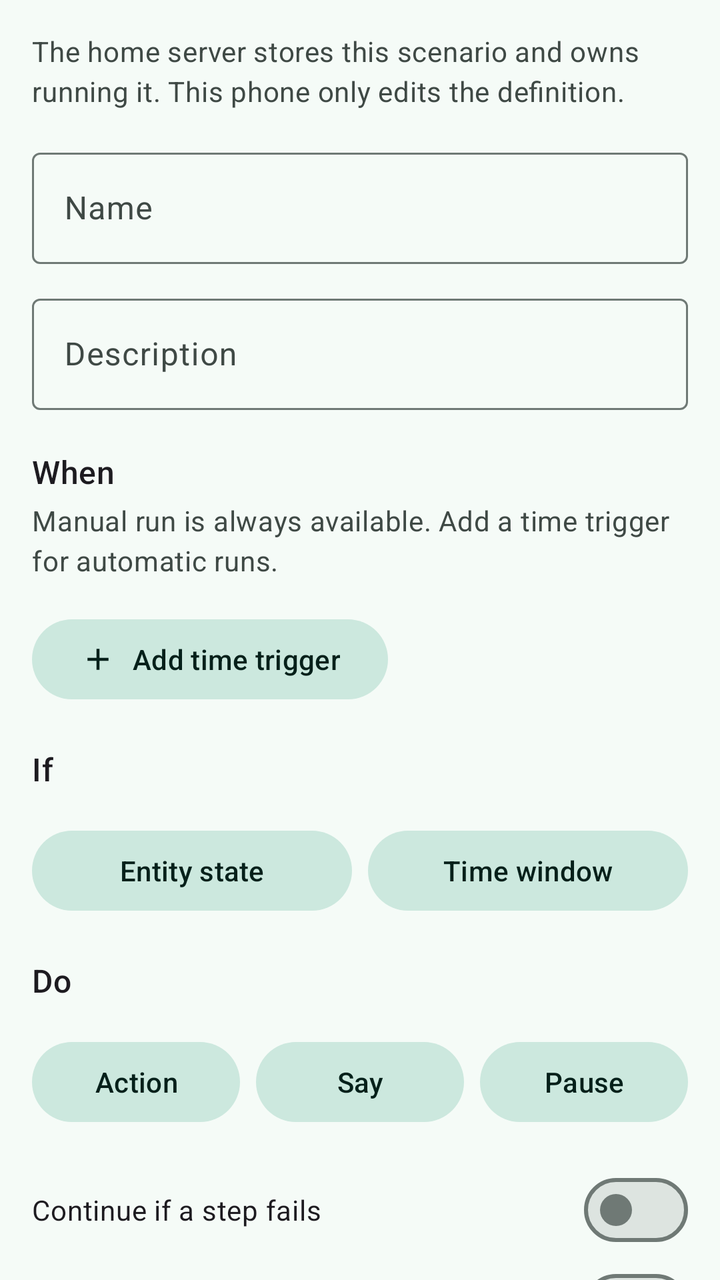
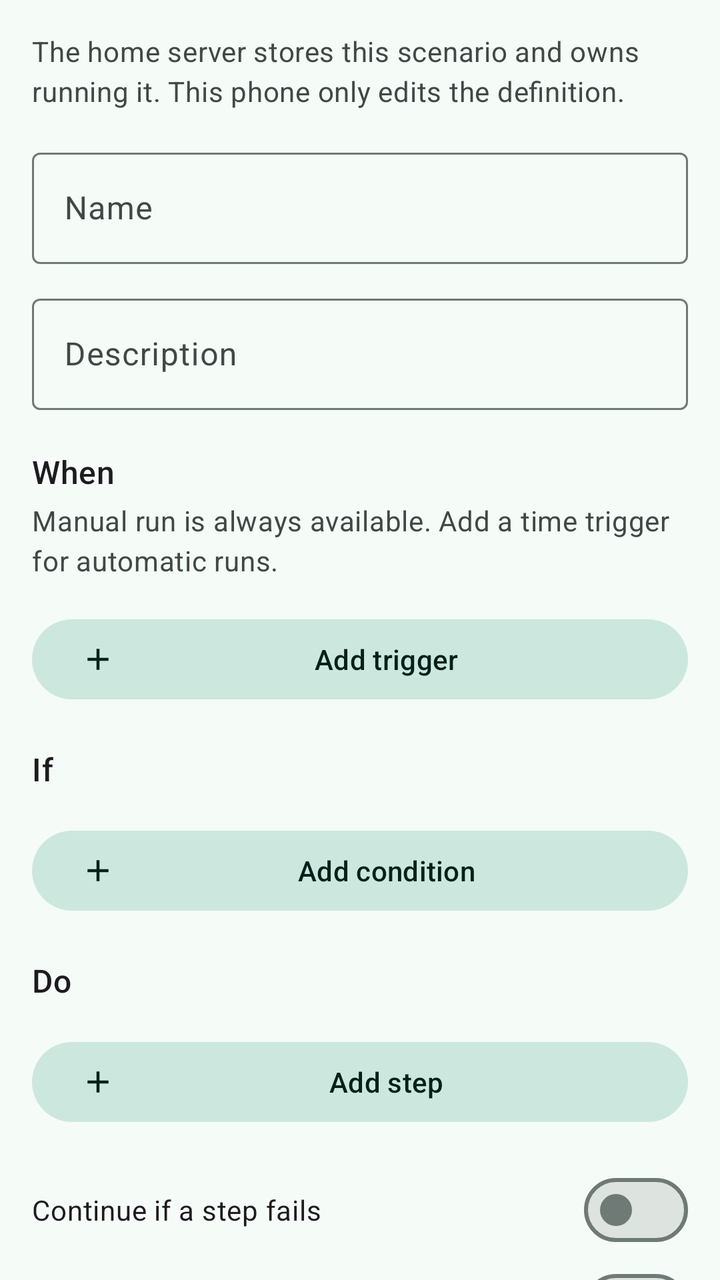

Compare the two renders of this Android layout. The source of the first and the diff that turns it into the second are given below.
<!-- AndroidManifest.xml: another module's application theme Theme.Home -->
<!-- res/layout/fragment_scenario_editor.xml -->
<?xml version="1.0" encoding="utf-8"?>
<androidx.core.widget.NestedScrollView xmlns:android="http://schemas.android.com/apk/res/android"
    xmlns:app="http://schemas.android.com/apk/res-auto"
    android:layout_width="match_parent"
    android:layout_height="match_parent"
    android:fillViewport="true">

    <LinearLayout
        android:layout_width="match_parent"
        android:layout_height="wrap_content"
        android:orientation="vertical"
        android:padding="@dimen/scenarios_screen_margin">

        <TextView
            android:layout_width="match_parent"
            android:layout_height="wrap_content"
            android:text="@string/scenarios_editor_hint"
            android:textAppearance="?attr/textAppearanceBodyMedium"
            android:textColor="?attr/colorOnSurfaceVariant" />

        <TextView
            android:id="@+id/scenario_editor_unsupported"
            android:layout_width="match_parent"
            android:layout_height="wrap_content"
            android:layout_marginTop="12dp"
            android:background="?attr/colorErrorContainer"
            android:padding="12dp"
            android:text="@string/scenarios_editor_unsupported"
            android:textAppearance="?attr/textAppearanceBodyMedium"
            android:textColor="?attr/colorOnErrorContainer"
            android:visibility="gone" />

        <com.google.android.material.textfield.TextInputLayout
            android:layout_width="match_parent"
            android:layout_height="wrap_content"
            android:layout_marginTop="16dp"
            android:hint="@string/scenarios_editor_label"
            style="@style/Widget.Material3.TextInputLayout.OutlinedBox">

            <com.google.android.material.textfield.TextInputEditText
                android:id="@+id/scenario_editor_label"
                android:layout_width="match_parent"
                android:layout_height="wrap_content"
                android:imeOptions="actionNext"
                android:inputType="textCapSentences"
                android:maxLength="200" />
        </com.google.android.material.textfield.TextInputLayout>

        <com.google.android.material.textfield.TextInputLayout
            android:layout_width="match_parent"
            android:layout_height="wrap_content"
            android:layout_marginTop="12dp"
            android:hint="@string/scenarios_editor_description"
            style="@style/Widget.Material3.TextInputLayout.OutlinedBox">

            <com.google.android.material.textfield.TextInputEditText
                android:id="@+id/scenario_editor_description"
                android:layout_width="match_parent"
                android:layout_height="wrap_content"
                android:inputType="textCapSentences|textMultiLine"
                android:maxLines="4" />
        </com.google.android.material.textfield.TextInputLayout>

        <TextView
            android:layout_width="match_parent"
            android:layout_height="wrap_content"
            android:layout_marginTop="20dp"
            android:text="@string/scenarios_editor_when"
            android:textAppearance="?attr/textAppearanceTitleMedium" />

        <TextView
            android:id="@+id/scenario_editor_manual_note"
            android:layout_width="match_parent"
            android:layout_height="wrap_content"
            android:layout_marginTop="4dp"
            android:text="@string/scenarios_editor_manual_note"
            android:textAppearance="?attr/textAppearanceBodyMedium"
            android:textColor="?attr/colorOnSurfaceVariant" />

        <LinearLayout
            android:id="@+id/scenario_editor_triggers"
            android:layout_width="match_parent"
            android:layout_height="wrap_content"
            android:layout_marginTop="8dp"
            android:orientation="vertical" />

        <com.google.android.material.button.MaterialButton
            android:id="@+id/scenario_editor_add_trigger"
            style="@style/Widget.Material3.Button.TonalButton"
            android:layout_width="wrap_content"
            android:layout_height="wrap_content"
            android:layout_marginTop="8dp"
            android:minHeight="48dp"
            android:text="@string/scenarios_editor_add_trigger"
            app:icon="@drawable/scenarios_ic_add" />

        <TextView
            android:layout_width="match_parent"
            android:layout_height="wrap_content"
            android:layout_marginTop="20dp"
            android:text="@string/scenarios_editor_if"
            android:textAppearance="?attr/textAppearanceTitleMedium" />

        <LinearLayout
            android:id="@+id/scenario_editor_conditions"
            android:layout_width="match_parent"
            android:layout_height="wrap_content"
            android:layout_marginTop="8dp"
            android:orientation="vertical" />

        <LinearLayout
            android:layout_width="match_parent"
            android:layout_height="wrap_content"
            android:layout_marginTop="8dp"
            android:orientation="horizontal">

            <com.google.android.material.button.MaterialButton
                android:id="@+id/scenario_editor_add_condition_entity"
                style="@style/Widget.Material3.Button.TonalButton"
                android:layout_width="0dp"
                android:layout_height="wrap_content"
                android:layout_weight="1"
                android:minHeight="48dp"
                android:text="@string/scenarios_editor_add_condition_entity" />

            <com.google.android.material.button.MaterialButton
                android:id="@+id/scenario_editor_add_condition_window"
                style="@style/Widget.Material3.Button.TonalButton"
                android:layout_width="0dp"
                android:layout_height="wrap_content"
                android:layout_marginStart="8dp"
                android:layout_weight="1"
                android:minHeight="48dp"
                android:text="@string/scenarios_editor_add_condition_window" />
        </LinearLayout>

        <TextView
            android:layout_width="match_parent"
            android:layout_height="wrap_content"
            android:layout_marginTop="20dp"
            android:text="@string/scenarios_editor_do"
            android:textAppearance="?attr/textAppearanceTitleMedium" />

        <LinearLayout
            android:id="@+id/scenario_editor_steps"
            android:layout_width="match_parent"
            android:layout_height="wrap_content"
            android:layout_marginTop="8dp"
            android:orientation="vertical" />

        <LinearLayout
            android:layout_width="match_parent"
            android:layout_height="wrap_content"
            android:layout_marginTop="8dp"
            android:orientation="horizontal">

            <com.google.android.material.button.MaterialButton
                android:id="@+id/scenario_editor_add_action"
                style="@style/Widget.Material3.Button.TonalButton"
                android:layout_width="0dp"
                android:layout_height="wrap_content"
                android:layout_weight="1"
                android:minHeight="48dp"
                android:text="@string/scenarios_editor_add_action" />

            <com.google.android.material.button.MaterialButton
                android:id="@+id/scenario_editor_add_speak"
                style="@style/Widget.Material3.Button.TonalButton"
                android:layout_width="0dp"
                android:layout_height="wrap_content"
                android:layout_marginStart="8dp"
                android:layout_weight="1"
                android:minHeight="48dp"
                android:text="@string/scenarios_editor_add_speak" />

            <com.google.android.material.button.MaterialButton
                android:id="@+id/scenario_editor_add_delay"
                style="@style/Widget.Material3.Button.TonalButton"
                android:layout_width="0dp"
                android:layout_height="wrap_content"
                android:layout_marginStart="8dp"
                android:layout_weight="1"
                android:minHeight="48dp"
                android:text="@string/scenarios_editor_add_delay" />
        </LinearLayout>

        <TextView
            android:id="@+id/scenario_editor_catalog_status"
            android:layout_width="match_parent"
            android:layout_height="wrap_content"
            android:layout_marginTop="8dp"
            android:textAppearance="?attr/textAppearanceBodySmall"
            android:textColor="?attr/colorError"
            android:visibility="gone" />

        <com.google.android.material.materialswitch.MaterialSwitch
            android:id="@+id/scenario_editor_continue_on_error"
            android:layout_width="match_parent"
            android:layout_height="wrap_content"
            android:layout_marginTop="16dp"
            android:minHeight="48dp"
            android:text="@string/scenarios_editor_continue_on_error" />

        <com.google.android.material.materialswitch.MaterialSwitch
            android:id="@+id/scenario_editor_enabled"
            android:layout_width="match_parent"
            android:layout_height="wrap_content"
            android:minHeight="48dp"
            android:text="@string/scenarios_enabled" />

        <TextView
            android:id="@+id/scenario_editor_error"
            android:layout_width="match_parent"
            android:layout_height="wrap_content"
            android:layout_marginTop="8dp"
            android:textColor="?attr/colorError"
            android:visibility="gone" />

        <com.google.android.material.button.MaterialButton
            android:id="@+id/scenario_editor_save"
            android:layout_width="match_parent"
            android:layout_height="wrap_content"
            android:layout_marginTop="16dp"
            android:minHeight="52dp"
            android:text="@string/scenarios_editor_save" />

        <com.google.android.material.button.MaterialButton
            android:id="@+id/scenario_editor_delete"
            style="@style/Widget.Material3.Button.TextButton"
            android:layout_width="match_parent"
            android:layout_height="wrap_content"
            android:layout_marginTop="8dp"
            android:minHeight="48dp"
            android:text="@string/scenarios_editor_delete"
            android:textColor="?attr/colorError"
            android:visibility="gone" />

        <ProgressBar
            android:id="@+id/scenario_editor_progress"
            android:layout_width="wrap_content"
            android:layout_height="wrap_content"
            android:layout_gravity="center_horizontal"
            android:layout_marginTop="12dp"
            android:visibility="gone" />
    </LinearLayout>
</androidx.core.widget.NestedScrollView>
<!-- resources referenced by this layout -->
<resources>
  <dimen name="scenarios_screen_margin">16dp</dimen>
  <!-- drawable scenarios_ic_add (drawable) -->
  <vector xmlns:android="http://schemas.android.com/apk/res/android"
      android:width="24dp"
      android:height="24dp"
      android:viewportWidth="24"
      android:viewportHeight="24"
      android:tint="?attr/colorControlNormal">
      <path
          android:fillColor="@android:color/white"
          android:pathData="M19,13h-6v6h-2v-6H5v-2h6V5h2v6h6v2z" />
  </vector>
  <string name="scenarios_editor_add_action">Action</string>
  <string name="scenarios_editor_add_condition_entity">Entity state</string>
  <string name="scenarios_editor_add_condition_window">Time window</string>
  <string name="scenarios_editor_add_delay">Pause</string>
  <string name="scenarios_editor_add_speak">Say</string>
  <string name="scenarios_editor_add_trigger">Add time trigger</string>
  <string name="scenarios_editor_continue_on_error">Continue if a step fails</string>
  <string name="scenarios_editor_delete">Delete scenario</string>
  <string name="scenarios_editor_description">Description</string>
  <string name="scenarios_editor_do">Do</string>
  <string name="scenarios_editor_hint">The home server stores this scenario and owns running it. This phone only edits the definition.</string>
  <string name="scenarios_editor_if">If</string>
  <string name="scenarios_editor_label">Name</string>
  <string name="scenarios_editor_manual_note">Manual run is always available. Add a time trigger for automatic runs.</string>
  <string name="scenarios_editor_save">Save on server</string>
  <string name="scenarios_editor_unsupported">This scenario was created by a newer server or app version. You can read it, but saving is blocked so its unsupported parts are not lost.</string>
  <string name="scenarios_editor_when">When</string>
  <string name="scenarios_enabled">Enabled</string>
  <color name="home_primary">#0E7C66</color>
  <color name="home_on_primary">#FFFFFF</color>
  <color name="home_primary_container">#BDF2E0</color>
  <color name="home_on_primary_container">#00201A</color>
  <color name="home_secondary">#4A635B</color>
  <color name="home_on_secondary">#FFFFFF</color>
  <color name="home_secondary_container">#CCE8DE</color>
  <color name="home_on_secondary_container">#05201A</color>
  <color name="home_tertiary">#8A5100</color>
  <color name="home_on_tertiary">#FFFFFF</color>
  <color name="home_tertiary_container">#FFDDB6</color>
  <color name="home_on_tertiary_container">#2C1600</color>
  <color name="home_error">#BA1A1A</color>
  <color name="home_surface">#F5FBF7</color>
  <color name="home_on_surface">#171D1A</color>
  <color name="home_on_surface_variant">#3F4945</color>
  <color name="home_surface_container_low">#EFF5F1</color>
  <color name="home_surface_container">#E9F0EC</color>
  <color name="home_surface_container_high">#E3EAE6</color>
  <color name="home_surface_container_highest">#DDE4E0</color>
  <color name="home_outline">#6F7975</color>
  <color name="home_outline_variant">#BFC9C4</color>
  <style name="ShapeAppearance.Home.Small" parent="ShapeAppearance.Material3.SmallComponent">
          <item name="cornerFamily">rounded</item>
          <item name="cornerSize">14dp</item>
      </style>
  <style name="ShapeAppearance.Home.Medium" parent="ShapeAppearance.Material3.MediumComponent">
          <item name="cornerFamily">rounded</item>
          <item name="cornerSize">22dp</item>
      </style>
  <style name="ShapeAppearance.Home.Large" parent="ShapeAppearance.Material3.LargeComponent">
          <item name="cornerFamily">rounded</item>
          <item name="cornerSize">28dp</item>
      </style>
  <!-- unchanged entries left out for length: 1 -->
</resources>

<!-- the commit's change to res/layout/fragment_scenario_editor.xml (unified diff, before → after) -->
@@ -87,9 +87,10 @@
         <com.google.android.material.button.MaterialButton
             android:id="@+id/scenario_editor_add_trigger"
             style="@style/Widget.Material3.Button.TonalButton"
-            android:layout_width="wrap_content"
-            android:layout_height="wrap_content"
-            android:layout_marginTop="8dp"
+            android:layout_width="match_parent"
+            android:layout_height="wrap_content"
+            android:layout_marginTop="8dp"
+            android:maxLines="1"
             android:minHeight="48dp"
             android:text="@string/scenarios_editor_add_trigger"
             app:icon="@drawable/scenarios_ic_add" />
@@ -108,31 +109,16 @@
             android:layout_marginTop="8dp"
             android:orientation="vertical" />
 
-        <LinearLayout
-            android:layout_width="match_parent"
-            android:layout_height="wrap_content"
-            android:layout_marginTop="8dp"
-            android:orientation="horizontal">
-
-            <com.google.android.material.button.MaterialButton
-                android:id="@+id/scenario_editor_add_condition_entity"
-                style="@style/Widget.Material3.Button.TonalButton"
-                android:layout_width="0dp"
-                android:layout_height="wrap_content"
-                android:layout_weight="1"
-                android:minHeight="48dp"
-                android:text="@string/scenarios_editor_add_condition_entity" />
-
-            <com.google.android.material.button.MaterialButton
-                android:id="@+id/scenario_editor_add_condition_window"
-                style="@style/Widget.Material3.Button.TonalButton"
-                android:layout_width="0dp"
-                android:layout_height="wrap_content"
-                android:layout_marginStart="8dp"
-                android:layout_weight="1"
-                android:minHeight="48dp"
-                android:text="@string/scenarios_editor_add_condition_window" />
-        </LinearLayout>
+        <com.google.android.material.button.MaterialButton
+            android:id="@+id/scenario_editor_add_condition"
+            style="@style/Widget.Material3.Button.TonalButton"
+            android:layout_width="match_parent"
+            android:layout_height="wrap_content"
+            android:layout_marginTop="8dp"
+            android:maxLines="1"
+            android:minHeight="48dp"
+            android:text="@string/scenarios_editor_add_condition"
+            app:icon="@drawable/scenarios_ic_add" />
 
         <TextView
             android:layout_width="match_parent"
@@ -148,41 +134,16 @@
             android:layout_marginTop="8dp"
             android:orientation="vertical" />
 
-        <LinearLayout
-            android:layout_width="match_parent"
-            android:layout_height="wrap_content"
-            android:layout_marginTop="8dp"
-            android:orientation="horizontal">
-
-            <com.google.android.material.button.MaterialButton
-                android:id="@+id/scenario_editor_add_action"
-                style="@style/Widget.Material3.Button.TonalButton"
-                android:layout_width="0dp"
-                android:layout_height="wrap_content"
-                android:layout_weight="1"
-                android:minHeight="48dp"
-                android:text="@string/scenarios_editor_add_action" />
-
-            <com.google.android.material.button.MaterialButton
-                android:id="@+id/scenario_editor_add_speak"
-                style="@style/Widget.Material3.Button.TonalButton"
-                android:layout_width="0dp"
-                android:layout_height="wrap_content"
-                android:layout_marginStart="8dp"
-                android:layout_weight="1"
-                android:minHeight="48dp"
-                android:text="@string/scenarios_editor_add_speak" />
-
-            <com.google.android.material.button.MaterialButton
-                android:id="@+id/scenario_editor_add_delay"
-                style="@style/Widget.Material3.Button.TonalButton"
-                android:layout_width="0dp"
-                android:layout_height="wrap_content"
-                android:layout_marginStart="8dp"
-                android:layout_weight="1"
-                android:minHeight="48dp"
-                android:text="@string/scenarios_editor_add_delay" />
-        </LinearLayout>
+        <com.google.android.material.button.MaterialButton
+            android:id="@+id/scenario_editor_add_step"
+            style="@style/Widget.Material3.Button.TonalButton"
+            android:layout_width="match_parent"
+            android:layout_height="wrap_content"
+            android:layout_marginTop="8dp"
+            android:maxLines="1"
+            android:minHeight="48dp"
+            android:text="@string/scenarios_editor_add_step"
+            app:icon="@drawable/scenarios_ic_add" />
 
         <TextView
             android:id="@+id/scenario_editor_catalog_status"
<!-- resource entries referenced after the edit -->
@@ -12,12 +12,9 @@
           android:fillColor="@android:color/white"
           android:pathData="M19,13h-6v6h-2v-6H5v-2h6V5h2v6h6v2z" />
   </vector>
-  <string name="scenarios_editor_add_action">Action</string>
-  <string name="scenarios_editor_add_condition_entity">Entity state</string>
-  <string name="scenarios_editor_add_condition_window">Time window</string>
-  <string name="scenarios_editor_add_delay">Pause</string>
-  <string name="scenarios_editor_add_speak">Say</string>
-  <string name="scenarios_editor_add_trigger">Add time trigger</string>
+  <string name="scenarios_editor_add_condition">Add condition</string>
+  <string name="scenarios_editor_add_step">Add step</string>
+  <string name="scenarios_editor_add_trigger">Add trigger</string>
   <string name="scenarios_editor_continue_on_error">Continue if a step fails</string>
   <string name="scenarios_editor_delete">Delete scenario</string>
   <string name="scenarios_editor_description">Description</string>
